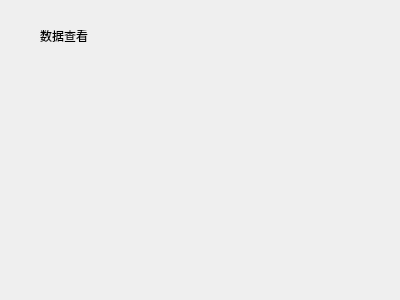
Qt form viewdata.ui (kangwenyun/batch_acquisition_system_qt_before) before a commit.
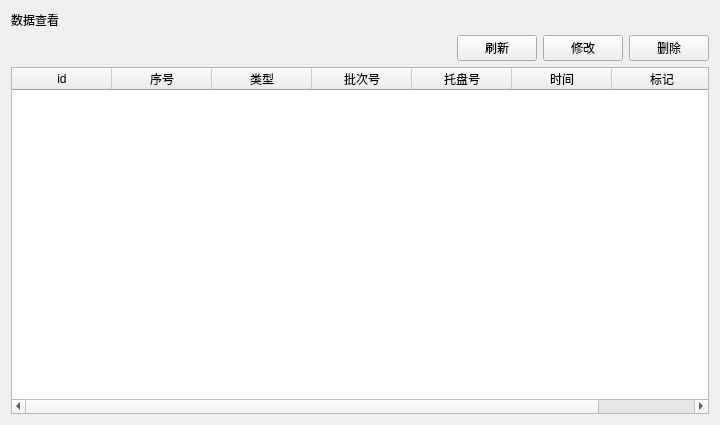
The same form after that commit.

Commit message: 修改了界面

Patch:
```diff
--- a/viewdata.ui
+++ b/viewdata.ui
@@ -6,26 +6,103 @@
    <rect>
     <x>0</x>
     <y>0</y>
-    <width>400</width>
-    <height>300</height>
+    <width>720</width>
+    <height>425</height>
    </rect>
   </property>
   <property name="windowTitle">
    <string>Form</string>
   </property>
-  <widget class="QLabel" name="label">
-   <property name="geometry">
-    <rect>
-     <x>40</x>
-     <y>30</y>
-     <width>54</width>
-     <height>12</height>
-    </rect>
-   </property>
-   <property name="text">
-    <string>数据查看</string>
-   </property>
-  </widget>
+  <layout class="QVBoxLayout" name="verticalLayout_2">
+   <item>
+    <layout class="QVBoxLayout" name="verticalLayout">
+     <item>
+      <widget class="QLabel" name="label">
+       <property name="text">
+        <string>数据查看</string>
+       </property>
+      </widget>
+     </item>
+     <item>
+      <layout class="QHBoxLayout" name="horizontalLayout">
+       <item>
+        <spacer name="horizontalSpacer">
+         <property name="orientation">
+          <enum>Qt::Horizontal</enum>
+         </property>
+         <property name="sizeHint" stdset="0">
+          <size>
+           <width>138</width>
+           <height>20</height>
+          </size>
+         </property>
+        </spacer>
+       </item>
+       <item>
+        <widget class="QPushButton" name="data_refresh">
+         <property name="text">
+          <string>刷新</string>
+         </property>
+        </widget>
+       </item>
+       <item>
+        <widget class="QPushButton" name="data_change">
+         <property name="text">
+          <string>修改</string>
+         </property>
+        </widget>
+       </item>
+       <item>
+        <widget class="QPushButton" name="data_delete">
+         <property name="text">
+          <string>删除</string>
+         </property>
+        </widget>
+       </item>
+      </layout>
+     </item>
+    </layout>
+   </item>
+   <item>
+    <widget class="QTableWidget" name="tableWidget">
+     <column>
+      <property name="text">
+       <string>id</string>
+      </property>
+     </column>
+     <column>
+      <property name="text">
+       <string>序号</string>
+      </property>
+     </column>
+     <column>
+      <property name="text">
+       <string>类型</string>
+      </property>
+     </column>
+     <column>
+      <property name="text">
+       <string>批次号</string>
+      </property>
+     </column>
+     <column>
+      <property name="text">
+       <string>托盘号</string>
+      </property>
+     </column>
+     <column>
+      <property name="text">
+       <string>时间</string>
+      </property>
+     </column>
+     <column>
+      <property name="text">
+       <string>标记</string>
+      </property>
+     </column>
+    </widget>
+   </item>
+  </layout>
  </widget>
  <resources/>
  <connections/>
```
The commit also changes 71 other files.
